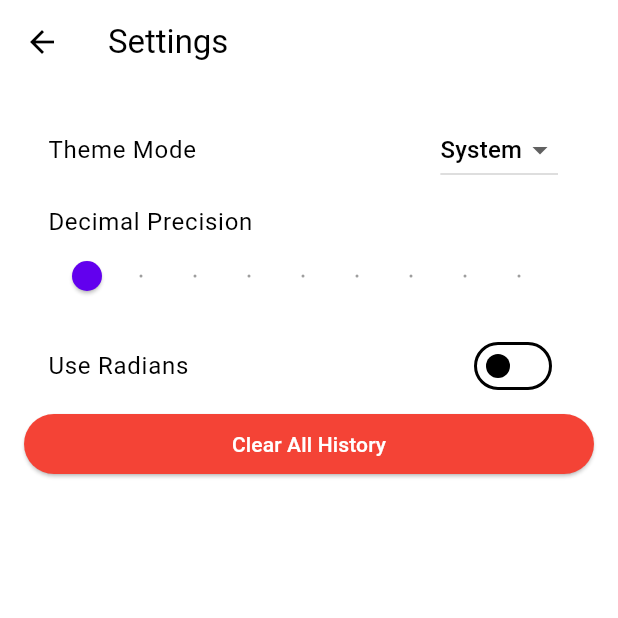
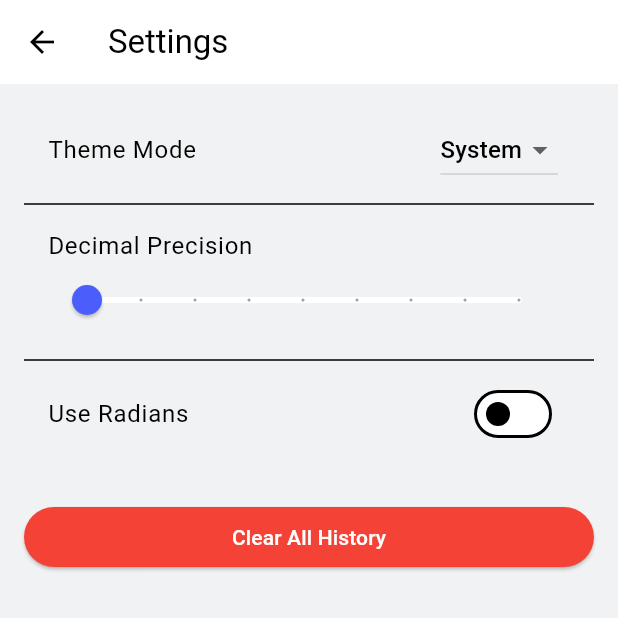
Before and after one commit to ngaynaocunglaptrinh/Buoi2_AdvancedCalculator_DangHoangQuoc_2224802010508, a Flutter app: the screen it shows after launch, after a tap on the "settings" icon, on a phone screen of 412 x 824 dp, the top half of it. Run offline on Flutter 3.47's test engine with Material 3 defaults, Android fonts, the phone set to English and light mode, and no system bars; our stand-ins replace math_expressions, shared_preferences.

Commit message:
update code moi

```diff
--- a/lib/main.dart
+++ b/lib/main.dart
@@ -1,10 +1,9 @@
 import 'package:flutter/material.dart';
 import 'package:provider/provider.dart';
-
-import 'providers/calculator_provider.dart';
-import 'providers/theme_provider.dart';
-import 'providers/history_provider.dart';
-import 'screens/calculator_screen.dart';
+import 'package:buoi2danghoangquoc/providers/calculator_provider.dart';
+import 'package:buoi2danghoangquoc/providers/theme_provider.dart';
+import 'package:buoi2danghoangquoc/providers/history_provider.dart';
+import 'package:buoi2danghoangquoc/screens/calculator_screen.dart';
 
 void main() {
   runApp(
@@ -25,9 +24,7 @@ class MyApp extends StatelessWidget {
   @override
   Widget build(BuildContext context) {
     final themeProvider = Provider.of<ThemeProvider>(context);
-
     return MaterialApp(
-      title: 'Advanced Calculator',
       debugShowCheckedModeBanner: false,
       theme: themeProvider.lightTheme,
       darkTheme: themeProvider.darkTheme,
--- a/lib/providers/theme_provider.dart
+++ b/lib/providers/theme_provider.dart
@@ -1,5 +1,5 @@
 import 'package:flutter/material.dart';
-import '../utils/constants.dart';
+import 'package:buoi2danghoangquoc/utils/constants.dart';
 
 class ThemeProvider extends ChangeNotifier {
   ThemeMode _themeMode = ThemeMode.system;
@@ -7,18 +7,22 @@ class ThemeProvider extends ChangeNotifier {
 
   ThemeData get lightTheme => ThemeData(
     brightness: Brightness.light,
-    primaryColor: AppColors.primaryLight,
-    scaffoldBackgroundColor: Colors.white,
-    colorScheme: const ColorScheme.light(secondary: AppColors.secondaryLight),
-    fontFamily: 'Roboto',
+    scaffoldBackgroundColor: AppColors.bgLight,
+    cardColor: AppColors.btnNumberLight,
+    colorScheme: const ColorScheme.light(
+      primary: AppColors.btnOperatorLight,
+      secondary: AppColors.btnOperatorLight,
+    ),
   );
 
   ThemeData get darkTheme => ThemeData(
     brightness: Brightness.dark,
-    primaryColor: AppColors.primaryDark,
-    scaffoldBackgroundColor: AppColors.primaryDark,
-    colorScheme: const ColorScheme.dark(secondary: AppColors.secondaryDark),
-    fontFamily: 'Roboto',
+    scaffoldBackgroundColor: AppColors.bgDark,
+    cardColor: AppColors.btnNumberDark,
+    colorScheme: const ColorScheme.dark(
+      primary: AppColors.btnOperatorDark,
+      secondary: AppColors.btnOperatorDark,
+    ),
   );
 
   void setTheme(ThemeMode mode) {
--- a/lib/screens/calculator_screen.dart
+++ b/lib/screens/calculator_screen.dart
@@ -1,6 +1,4 @@
 import 'package:flutter/material.dart';
-import 'package:provider/provider.dart';
-import '../providers/calculator_provider.dart';
 import '../widgets/display_area.dart';
 import '../widgets/button_grid.dart';
 import '../widgets/mode_selector.dart';
@@ -12,35 +10,30 @@ class CalculatorScreen extends StatelessWidget {
 
   @override
   Widget build(BuildContext context) {
-    final provider = Provider.of<CalculatorProvider>(context, listen: false);
     return Scaffold(
       appBar: AppBar(
-        title: const Text('Advanced Calculator'),
+        backgroundColor: Colors.transparent,
+        elevation: 0,
         actions: [
           IconButton(
-            icon: const Icon(Icons.history),
+            icon: const Icon(Icons.history, color: Colors.grey),
             onPressed: () => Navigator.push(context, MaterialPageRoute(builder: (_) => const HistoryScreen())),
           ),
           IconButton(
-            icon: const Icon(Icons.settings),
+            icon: const Icon(Icons.settings, color: Colors.grey),
             onPressed: () => Navigator.push(context, MaterialPageRoute(builder: (_) => const SettingsScreen())),
           ),
         ],
       ),
-      body: Column(
-        children: [
-          const ModeSelector(),
-          Expanded(
-            flex: 1,
-            child: GestureDetector(
-              onHorizontalDragEnd: (details) {
-                if (details.primaryVelocity! > 0) provider.deleteLast();
-              },
-              child: const DisplayArea(),
-            ),
-          ),
-          const Expanded(flex: 2, child: ButtonGrid()),
-        ],
+      body: SafeArea(
+        child: Column(
+          children: [
+            const ModeSelector(), // Chọn chế độ
+            const Expanded(flex: 3, child: DisplayArea()),
+            const Divider(height: 1, color: Colors.grey),
+            const Expanded(flex: 7, child: ButtonGrid()),
+          ],
+        ),
       ),
     );
   }
--- a/lib/screens/settings_screen.dart
+++ b/lib/screens/settings_screen.dart
@@ -10,6 +10,7 @@ class SettingsScreen extends StatelessWidget {
 
   @override
   Widget build(BuildContext context) {
+    // Lấy các provider để điều khiển dữ liệu
     final themeProvider = Provider.of<ThemeProvider>(context);
     final calcProvider = Provider.of<CalculatorProvider>(context);
     final historyProvider = Provider.of<HistoryProvider>(context, listen: false);
@@ -31,22 +32,36 @@ class SettingsScreen extends StatelessWidget {
               ],
             ),
           ),
+          const Divider(),
           ListTile(
             title: const Text('Decimal Precision'),
             subtitle: Slider(
               value: calcProvider.precision.toDouble(),
-              min: 2, max: 10, divisions: 8,
+              min: 2,
+              max: 10,
+              divisions: 8,
+              label: calcProvider.precision.toString(),
               onChanged: (val) => calcProvider.updatePrecision(val.toInt()),
             ),
           ),
+          const Divider(),
           SwitchListTile(
             title: const Text('Use Radians'),
             value: calcProvider.angleMode == AngleMode.radians,
-            onChanged: (val) => calcProvider.toggleAngleMode(val ? AngleMode.radians : AngleMode.degrees),
+            onChanged: (val) => calcProvider.toggleAngleMode(
+                val ? AngleMode.radians : AngleMode.degrees
+            ),
           ),
+          const SizedBox(height: 30),
+
           ElevatedButton(
             style: ElevatedButton.styleFrom(backgroundColor: Colors.red),
-            onPressed: () => historyProvider.clearHistory(),
+            onPressed: () {
+              historyProvider.clearHistory();
+              ScaffoldMessenger.of(context).showSnackBar(
+                const SnackBar(content: Text('History cleared')),
+              );
+            },
             child: const Text('Clear All History', style: TextStyle(color: Colors.white)),
           ),
         ],
--- a/lib/utils/constants.dart
+++ b/lib/utils/constants.dart
@@ -1,12 +1,17 @@
 import 'package:flutter/material.dart';
 
 class AppColors {
-  static const primaryLight = Color(0xFF1E1E1E);
-  static const secondaryLight = Color(0xFF424242);
-  static const accentLight = Color(0xFFFF6B6B);
+  // Dark
+  static const bgDark = Color(0xFF17171C);
+  static const btnNumberDark = Color(0xFF2E2F3E);
+  static const btnOperatorDark = Color(0xFF4B5EFC);
+  static const btnFunctionDark = Color(0xFF4E505F);
+  static const textWhite = Colors.white;
 
-  // Dark Theme [cite: 29]
-  static const primaryDark = Color(0xFF121212);
-  static const secondaryDark = Color(0xFF2C2C2C);
-  static const accentDark = Color(0xFF4ECDC4);
+  // Light
+  static const bgLight = Color(0xFFF1F2F3);
+  static const btnNumberLight = Colors.white;
+  static const btnOperatorLight = Color(0xFF4B5EFC);
+  static const btnFunctionLight = Color(0xFFD2D3DA);
+  static const textBlack = Colors.black;
 }
--- a/lib/widgets/button_grid.dart
+++ b/lib/widgets/button_grid.dart
@@ -1,6 +1,9 @@
 import 'package:flutter/material.dart';
 import 'package:provider/provider.dart';
-import '../providers/calculator_provider.dart';
+import 'package:buoi2danghoangquoc/providers/calculator_provider.dart';
+import 'package:buoi2danghoangquoc/providers/history_provider.dart';
+import 'package:buoi2danghoangquoc/models/calculator_mode.dart';
+import 'package:buoi2danghoangquoc/utils/constants.dart';
 import 'calculator_button.dart';
 
 class ButtonGrid extends StatelessWidget {
@@ -8,40 +11,121 @@ class ButtonGrid extends StatelessWidget {
 
   @override
   Widget build(BuildContext context) {
-    final provider = Provider.of<CalculatorProvider>(context);
-    final List<String> basicButtons = [
+    final cp = Provider.of<CalculatorProvider>(context);
+    final hp = Provider.of<HistoryProvider>(context, listen: false);
+    final isDark = Theme.of(context).brightness == Brightness.dark;
+
+
+    final List<String> basicKeys = [
       'C', '(', ')', '÷',
       '7', '8', '9', '×',
       '4', '5', '6', '-',
       '1', '2', '3', '+',
-      '0', '.', 'delete', '='
+      '±', '0', '.', '='
     ];
 
-    return GridView.builder(
-      padding: const EdgeInsets.all(24),
-      gridDelegate: const SliverGridDelegateWithFixedCrossAxisCount(
-        crossAxisCount: 4,
-        mainAxisSpacing: 12,
-        crossAxisSpacing: 12,
+    final List<String> sciKeys = [
+      'sin', 'cos', 'tan', '√', 'π',
+      'MC', 'MR', 'M+', 'M-', '÷',
+      '7', '8', '9', '×', '(',
+      '4', '5', '6', '-', ')',
+      '1', '2', '3', '+', 'x²',
+      'C', '0', '.', '=', 'CE'
+    ];
+
+    final List<String> progKeys = [
+      'HEX', 'DEC', 'BIN', 'OCT',
+      'AND', 'OR', 'XOR', 'NOT',
+      'A', 'B', 'C', '÷',
+      'D', 'E', 'F', '×',
+      '7', '8', '9', '-',
+      '4', '5', '6', '+',
+      '1', '2', '3', '=',
+      'CE', '0', '<<', '±'
+    ];
+
+
+    List<String> currentKeys;
+    int columns;
+    double aspectRatio;
+
+    if (cp.mode == CalculatorMode.scientific) {
+      currentKeys = sciKeys;
+      columns = 5;
+      aspectRatio = 1.3;
+    } else if (cp.mode == CalculatorMode.programmer) {
+      currentKeys = progKeys;
+      columns = 4;
+      aspectRatio = 1.4;
+    } else {
+      currentKeys = basicKeys;
+      columns = 4;
+      aspectRatio = 1.1;
+    }
+
+    return Padding(
+      padding: const EdgeInsets.fromLTRB(12, 0, 12, 12),
+      child: GridView.builder(
+        physics: const NeverScrollableScrollPhysics(),
+        shrinkWrap: true,
+        gridDelegate: SliverGridDelegateWithFixedCrossAxisCount(
+          crossAxisCount: columns,
+          mainAxisSpacing: 8,
+          crossAxisSpacing: 8,
+          childAspectRatio: aspectRatio,
         ),
-      itemCount: basicButtons.length,
-      itemBuilder: (context, index) {
-        final btn = basicButtons[index];
+        itemCount: currentKeys.length,
+        itemBuilder: (context, i) {
+          final label = currentKeys[i];
+
+
+          Color? btnColor;
+          Color txtColor = isDark ? Colors.white : Colors.black;
+
+          if (label == '=') {
+            btnColor = AppColors.btnOperatorLight;
+            txtColor = Colors.white;
+          } else if (['+', '-', '×', '÷', 'AND', 'OR', 'XOR', 'NOT', '<<'].contains(label)) {
+            btnColor = isDark
+                ? AppColors.btnOperatorDark.withOpacity(0.2)
+                : AppColors.btnOperatorLight.withOpacity(0.1);
+            txtColor = AppColors.btnOperatorLight;
+          } else if (['C', 'CE', 'MC', 'MR', 'M+', 'M-', 'HEX', 'DEC', 'BIN', 'OCT'].contains(label)) {
+            btnColor = isDark ? AppColors.btnFunctionDark : AppColors.btnFunctionLight;
+          }
+
           return CalculatorButton(
-          text: btn == 'delete' ? '⌫' : btn,
+            text: label,
+            color: btnColor,
+            textColor: txtColor,
             onPressed: () {
-            if (btn == '=') {
-              provider.calculate();
-            } else if (btn == 'C') {
-              provider.clear();
-            } else if (btn == 'delete') {
-              provider.deleteLast();
+
+              if (label == '=') {
+                cp.calculate();
+                if (cp.result != "Error") {
+                  hp.addRecord(cp.expression, cp.result);
+                }
+              } else if (label == 'C' || label == 'CE') {
+                cp.clear();
+              } else if (label == '±') {
+                cp.addToExpression('-');
+              } else if (label == 'M+') {
+                cp.memoryAdd();
+              } else if (label == 'M-') {
+                cp.memorySubtract();
+              } else if (label == 'MR') {
+                cp.memoryRecall();
+              } else if (label == 'MC') {
+                cp.memoryClear();
+              } else if (label == '<<') {
+                cp.deleteLast();
               } else {
-              provider.addToExpression(btn);
+                cp.addToExpression(label);
               }
             },
           );
         },
+      ),
     );
   }
 }
--- a/lib/widgets/calculator_button.dart
+++ b/lib/widgets/calculator_button.dart
@@ -3,20 +3,34 @@ import 'package:flutter/material.dart';
 class CalculatorButton extends StatelessWidget {
   final String text;
   final VoidCallback onPressed;
+  final Color? color;
+  final Color? textColor;
 
-  const CalculatorButton({super.key, required this.text, required this.onPressed});
+  const CalculatorButton({
+    super.key,
+    required this.text,
+    required this.onPressed,
+    this.color,
+    this.textColor
+  });
 
   @override
   Widget build(BuildContext context) {
-    return GestureDetector(
-      onTap: onPressed,
-      child: Container(
-        decoration: BoxDecoration(
-          color: Theme.of(context).colorScheme.secondary,
-          borderRadius: BorderRadius.circular(16),
+    return Container(
+      margin: const EdgeInsets.all(6), // Khoảng cách giữa các nút
+      child: ElevatedButton(
+        style: ElevatedButton.styleFrom(
+          backgroundColor: color ?? Theme.of(context).cardColor,
+          foregroundColor: textColor ?? Theme.of(context).textTheme.bodyLarge?.color,
+          shape: RoundedRectangleBorder(borderRadius: BorderRadius.circular(24)),
+          elevation: 0,
+          padding: EdgeInsets.zero,
         ),
-        alignment: Alignment.center,
-        child: Text(text, style: const TextStyle(fontSize: 20, fontWeight: FontWeight.bold)),
+        onPressed: onPressed,
+        child: Text(
+          text,
+          style: const TextStyle(fontSize: 20, fontWeight: FontWeight.w500),
+        ),
       ),
     );
   }
--- a/lib/widgets/display_area.dart
+++ b/lib/widgets/display_area.dart
@@ -1,6 +1,7 @@
 import 'package:flutter/material.dart';
 import 'package:provider/provider.dart';
-import '../providers/calculator_provider.dart';
+import 'package:buoi2danghoangquoc/providers/calculator_provider.dart';
+import 'package:buoi2danghoangquoc/utils/constants.dart';
 
 class DisplayArea extends StatelessWidget {
   const DisplayArea({super.key});
@@ -8,22 +9,36 @@ class DisplayArea extends StatelessWidget {
   @override
   Widget build(BuildContext context) {
     final provider = Provider.of<CalculatorProvider>(context);
+    final isDark = Theme.of(context).brightness == Brightness.dark;
+
     return Container(
-      padding: const EdgeInsets.all(24),
-      alignment: Alignment.bottomRight,
+      width: double.infinity,
+      padding: const EdgeInsets.symmetric(horizontal: 24, vertical: 20),
       child: Column(
-        mainAxisAlignment: MainAxisAlignment.end,
+        mainAxisAlignment: MainAxisAlignment.end, // Đẩy text xuống dưới cùng
         crossAxisAlignment: CrossAxisAlignment.end,
         children: [
+          // Biểu thức (Nhỏ hơn)
           SingleChildScrollView(
             scrollDirection: Axis.horizontal,
             reverse: true,
-            child: Text(provider.expression, style: const TextStyle(fontSize: 32)),
+            child: Text(
+              provider.expression.isEmpty ? "0" : provider.expression,
+              style: TextStyle(
+                fontSize: 32,
+                color: isDark ? Colors.white70 : Colors.black54,
+              ),
+            ),
           ),
-          const SizedBox(height: 8),
+          const SizedBox(height: 10),
+          // Kết quả (To và nổi bật)
           Text(
-              provider.result,
-              style: TextStyle(fontSize: 24, color: Theme.of(context).textTheme.bodyMedium?.color?.withOpacity(0.5))
+            provider.result,
+            style: TextStyle(
+              fontSize: 60,
+              fontWeight: FontWeight.bold,
+              color: isDark ? Colors.white : Colors.black,
+            ),
           ),
         ],
       ),
```
Also changed, not shown: lib/providers/calculator_provider.dart (+34 -31 lines), lib/providers/history_provider.dart (+8 -4 lines), lib/screens/history_screen.dart (+8 -6 lines), pubspec.yaml (+21 -18 lines), pubspec.lock. Lines whose indentation alone changed are shown as unchanged.
